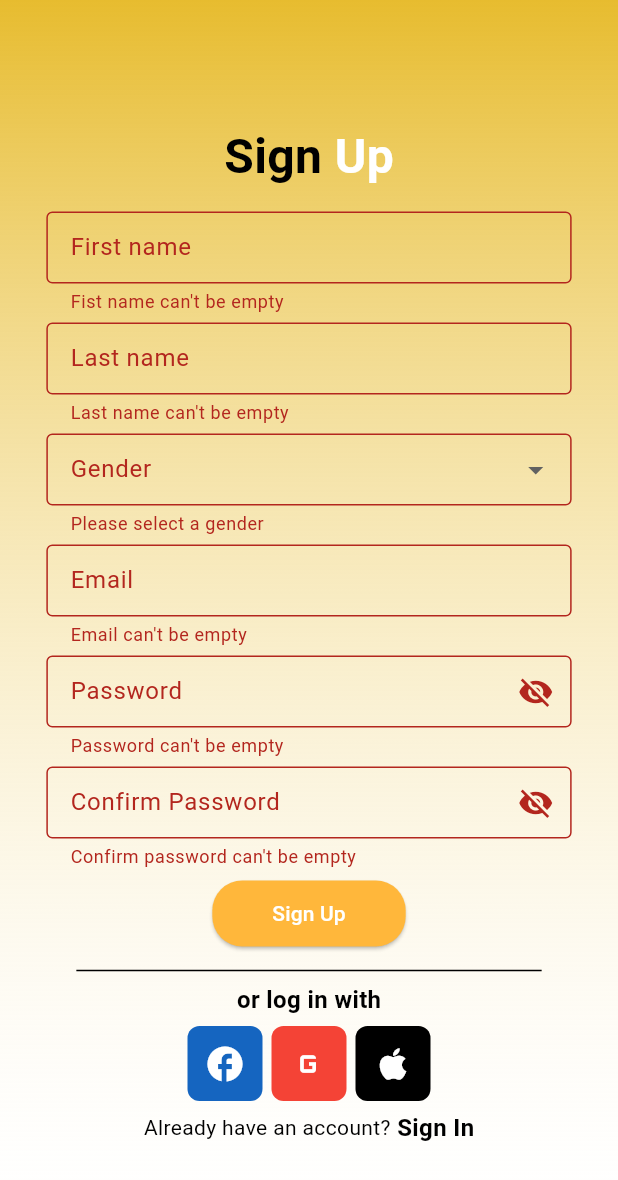
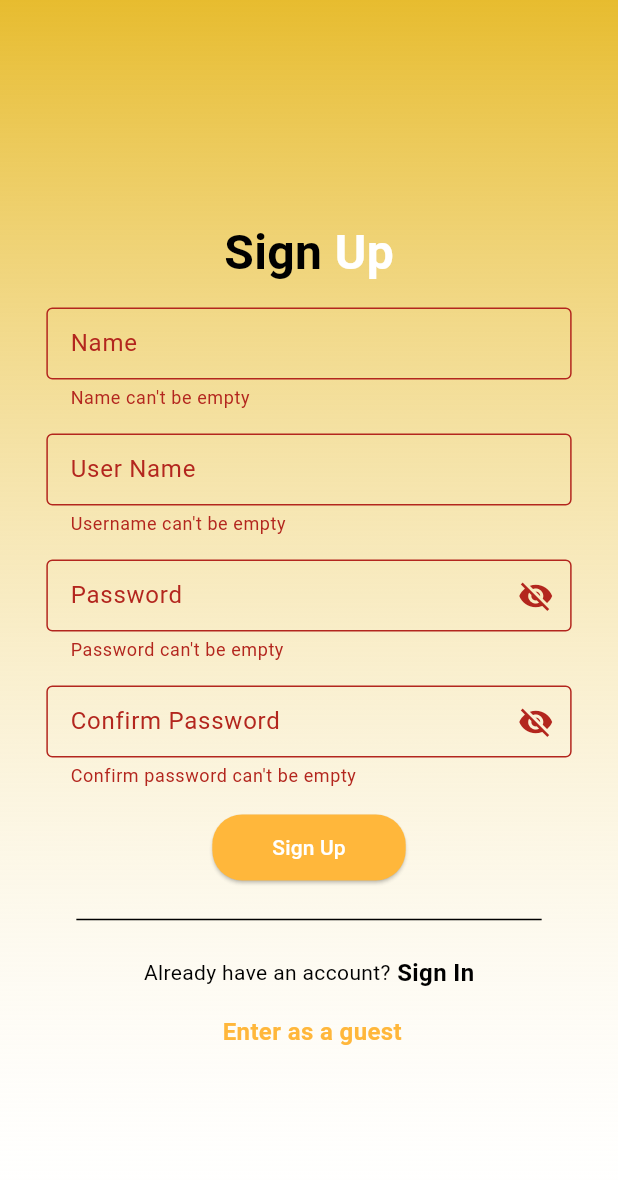
Before and after one commit to MooNiirBoudj/Rate_It, a Flutter app: the Signup screen opened by its route, after a tap on "Sign Up", on a phone screen of 412 x 824 dp. Shown: the top 1180 px of the screen. Run offline on Flutter 3.47's test engine with Material 3 defaults, Android fonts, the phone set to English and light mode, and no system bars; our stand-ins replace equatable, flutter_bloc, image_picker, sqflite, sqflite_common_ffi; accounts and stored records are empty.

Commit message:
Update signup.dart

```diff
--- a/lib/screens/preApp/signup.dart
+++ b/lib/screens/preApp/signup.dart
@@ -14,15 +14,11 @@ class Signup extends StatefulWidget {
 
 class _SignupState extends State<Signup> {
   final _formKey = GlobalKey<FormState>();
+  final TextEditingController passwordController = TextEditingController();
   final TextEditingController usernameController = TextEditingController();
-  final TextEditingController passwordController = TextEditingController();
-  final TextEditingController emailController = TextEditingController();
-  final TextEditingController fullnameController = TextEditingController();
-  String? selectedGender;
+  final TextEditingController nameController = TextEditingController();
   bool showPassword = false;
   bool showConfirmPassword = false;
-  final RegExp emailRegex =
-      RegExp(r'^[a-zA-Z0-9._%+-]+@[a-zA-Z0-9.-]+\.[a-zA-Z]{2,}$');
   final RegExp usernameRegex = RegExp(r'^[a-zA-Z0-9]+$');
   /*void signup() {
     if (_formKey.currentState!.validate()) {
@@ -39,46 +35,49 @@ class _SignupState extends State<Signup> {
           context: context,
           barrierDismissible: false,
           builder: (BuildContext context) {
-          return const Center(
+            return Center(
               child: CircularProgressIndicator(),
             );
           },
         );
 
-      await Future.delayed(const Duration(seconds: 2));
+        await Future.delayed(Duration(seconds: 2));
 
         final db = await DBHelper.getDatabase();
 
         final user = {
-        'firstName': fullnameController.text,
-        'lastName': usernameController.text,
-        'email': emailController.text,
+          'Name': nameController.text,
+          'username': usernameController.text,
           'password': passwordController.text,
-        'gender': selectedGender,
         };
         await db.insert(
-        'users',
+          'user',
           user,
           conflictAlgorithm: ConflictAlgorithm.abort,
         );
 
-      Navigator.pop(context); // Close loading dialog
+        Navigator.pop(context);
 
-      // Navigate to Home page
-      Navigator.pushReplacementNamed(context, '/main');
+        /*
+        print('User Signup Successful:');
+        print('Full Name: ${user['firstName']}');
+        print('Email: ${user['email']}');
+        */
+
+        Navigator.pushNamed(context, '/login');
       } catch (e) {
-      Navigator.pop(context); // Close loading dialog
+        Navigator.pop(context);
 
         if (e.toString().contains('UNIQUE constraint failed')) {
           showDialog(
             context: context,
             builder: (context) => AlertDialog(
-            title: const Text('Signup Failed'),
-            content: const Text('A user with this email already exists.'),
+              title: Text('Signup Failed'),
+              content: Text('User name must be unique.'),
               actions: [
                 TextButton(
                   onPressed: () => Navigator.pop(context),
-                child: const Text('OK'),
+                  child: Text('OK'),
                 ),
               ],
             ),
@@ -87,12 +86,12 @@ class _SignupState extends State<Signup> {
           showDialog(
             context: context,
             builder: (context) => AlertDialog(
-            title: const Text('Signup Failed'),
+              title: Text('Signup Failed'),
               content: Text(e.toString()),
               actions: [
                 TextButton(
                   onPressed: () => Navigator.pop(context),
-                child: const Text('OK'),
+                  child: Text('OK'),
                 ),
               ],
             ),
@@ -101,6 +100,7 @@ class _SignupState extends State<Signup> {
       }
     }
   }
+
 
 
   @override
@@ -162,85 +162,37 @@ class _SignupState extends State<Signup> {
                             TextFormField(
                               validator: (value) {
                                 if (value!.isEmpty) {
-                                  return "Fist name can't be empty";
+                                  return "Name can't be empty";
                                 } else if (!usernameRegex.hasMatch(value)) {
-                                  return "First name must contain only letters and numbers";
+                                  return "Name must contain only letters and numbers";
                                 }
                                 return null;
                               },
-                              controller: fullnameController,
+                              controller: nameController,
                               decoration: InputDecoration(
                                 border: OutlineInputBorder(),
-                                labelText: 'First name',
+                                labelText: 'Name',
                                 contentPadding: EdgeInsets.symmetric(
                                     vertical: 8, horizontal: 12),
                               ),
                             ),
-                            SizedBox(height: 6),
+                            const SizedBox(height: 16),
                             TextFormField(
                               validator: (value) {
                                 if (value!.isEmpty) {
-                                  return "Last name can't be empty";
-                                } else if (!usernameRegex.hasMatch(value)) {
-                                  return "Last name must contain only letters and numbers";
+                                  return "Username can't be empty";
                                 }
                                 return null;
                               },
                               controller: usernameController,
                               decoration: InputDecoration(
                                 border: OutlineInputBorder(),
-                                labelText: 'Last name',
+                                labelText: 'User Name',
                                 contentPadding: EdgeInsets.symmetric(
                                     vertical: 8, horizontal: 12),
                               ),
                             ),
-                            SizedBox(height: 6),
-                            DropdownButtonFormField<String>(
-                              value: selectedGender,
-                              items: [
-                                DropdownMenuItem(
-                                  value: 'Male',
-                                  child: Text('Male'),
-                                ),
-                                DropdownMenuItem(
-                                  value: 'Female',
-                                  child: Text('Female'),
-                                ),
-                              ],
-                              onChanged: (value) {
-                                setState(() {
-                                  selectedGender = value!;
-                                });
-                              },
-                              validator: (value) => value == null
-                                  ? "Please select a gender"
-                                  : null,
-                              decoration: InputDecoration(
-                                border: OutlineInputBorder(),
-                                labelText: 'Gender',
-                                contentPadding: EdgeInsets.symmetric(
-                                    vertical: 8, horizontal: 12),
-                              ),
-                            ),
-                            SizedBox(height: 6),
-                            TextFormField(
-                              validator: (value) {
-                                if (value!.isEmpty) {
-                                  return "Email can't be empty";
-                                } else if (!emailRegex.hasMatch(value)) {
-                                  return "Please enter a valid email address";
-                                }
-                                return null;
-                              },
-                              controller: emailController,
-                              decoration: InputDecoration(
-                                border: OutlineInputBorder(),
-                                labelText: 'Email',
-                                contentPadding: EdgeInsets.symmetric(
-                                    vertical: 8, horizontal: 12),
-                              ),
-                            ),
-                            SizedBox(height: 6),
+                            const SizedBox(height: 16),
                             TextFormField(
                               validator: (value) => value!.isEmpty
                                   ? "Password can't be empty"
@@ -266,7 +218,7 @@ class _SignupState extends State<Signup> {
                                 ),
                               ),
                             ),
-                            SizedBox(height: 6),
+                            const SizedBox(height: 16),
                             TextFormField(
                               validator: (value) {
                                 if (value!.isEmpty) {
@@ -297,7 +249,7 @@ class _SignupState extends State<Signup> {
                                 ),
                               ),
                             ),
-                            SizedBox(height: 6),
+                            const SizedBox(height: 16),
                             ElevatedButton(
                               onPressed: () {
                                 signup();
@@ -318,86 +270,25 @@ class _SignupState extends State<Signup> {
                                 style: TextStyle(color: Colors.white),
                               ),
                             ),
-                            SizedBox(height: 6),
+                            const SizedBox(height: 16),
                             Divider(
                               color: Colors.black,
                               thickness: 1.0,
                               indent: 20.0,
                               endIndent: 20.0,
                             ),
-                            Text(
-                              'or log in with',
-                              style: TextStyle(
-                                fontSize: 16,
-                                fontWeight: FontWeight.bold,
-                              ),
-                            ),
-                            SizedBox(height: 6),
-                            Row(
-                              mainAxisAlignment: MainAxisAlignment.center,
-                              children: [
-                                GestureDetector(
-                                  onTap: () {},
-                                  child: Container(
-                                    height: 50,
-                                    width: 50,
-                                    decoration: BoxDecoration(
-                                      color: Colors.blue[800],
-                                      borderRadius: BorderRadius.circular(8),
-                                    ),
-                                    child: Icon(
-                                      Icons.facebook,
-                                      color: Colors.white,
-                                      size: 28,
-                                    ),
-                                  ),
-                                ),
-                                SizedBox(width: 6),
-                                GestureDetector(
-                                  onTap: () {},
-                                  child: Container(
-                                    height: 50,
-                                    width: 50,
-                                    decoration: BoxDecoration(
-                                      color: Colors.red,
-                                      borderRadius: BorderRadius.circular(8),
-                                    ),
-                                    child: Icon(
-                                      Icons.g_mobiledata,
-                                      color: Colors.white,
-                                      size: 28,
-                                    ),
-                                  ),
-                                ),
-                                SizedBox(width: 6),
-                                GestureDetector(
-                                  onTap: () {},
-                                  child: Container(
-                                    height: 50,
-                                    width: 50,
-                                    decoration: BoxDecoration(
-                                      color: Colors.black,
-                                      borderRadius: BorderRadius.circular(8),
-                                    ),
-                                    child: Icon(
-                                      Icons.apple,
-                                      color: Colors.white,
-                                      size: 28,
-                                    ),
-                                  ),
-                                ),
-                              ],
-                            ),
-                            SizedBox(height: 6),
+                            const SizedBox(height: 16),
                             Row(
                               mainAxisAlignment: MainAxisAlignment.center,
                               children: [
                                 Text('Already have an account?'),
                                 InkWell(
-                                  onTap: () {if (!loginfirst)
-                                    {Navigator.pushNamed(context, '/login');}
-                                    else
-                                    {Navigator.pop(context);}
+                                  onTap: () {
+                                    if (!loginfirst) {
+                                      Navigator.pushNamed(context, '/login');
+                                    } else {
+                                      Navigator.pop(context);
+                                    }
                                   },
                                   child: Text(
                                     ' Sign In',
@@ -409,6 +300,18 @@ class _SignupState extends State<Signup> {
                                   ),
                                 ),
                               ],
+                            ),
+                            const SizedBox(height: 16),
+                            InkWell(
+                              onTap: () {},
+                              child: Text(
+                                ' Enter as a guest',
+                                style: TextStyle(
+                                  fontWeight: FontWeight.bold,
+                                  fontSize: 16,
+                                  color: Color.fromARGB(255, 255, 183, 59),
+                                ),
+                              ),
                             ),
                           ],
                         ),
```
Lines whose indentation alone changed are shown as unchanged.
